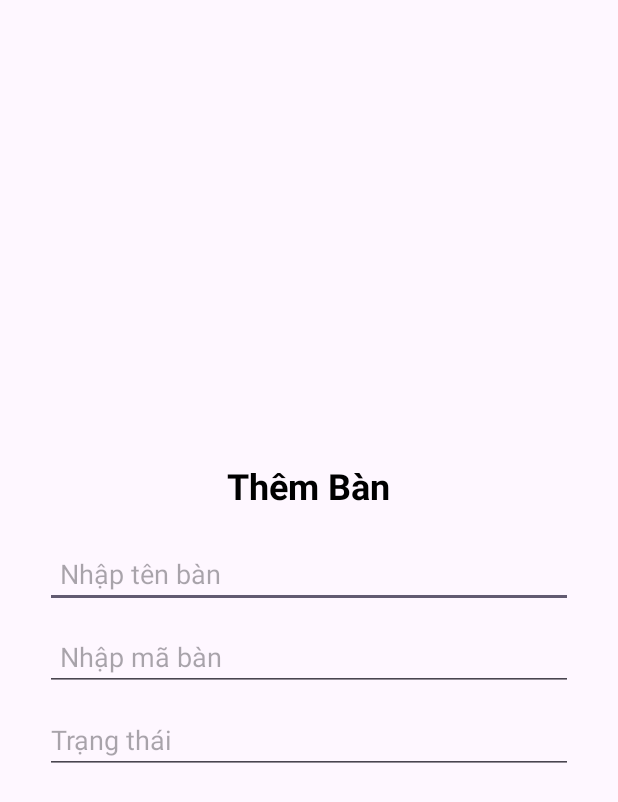
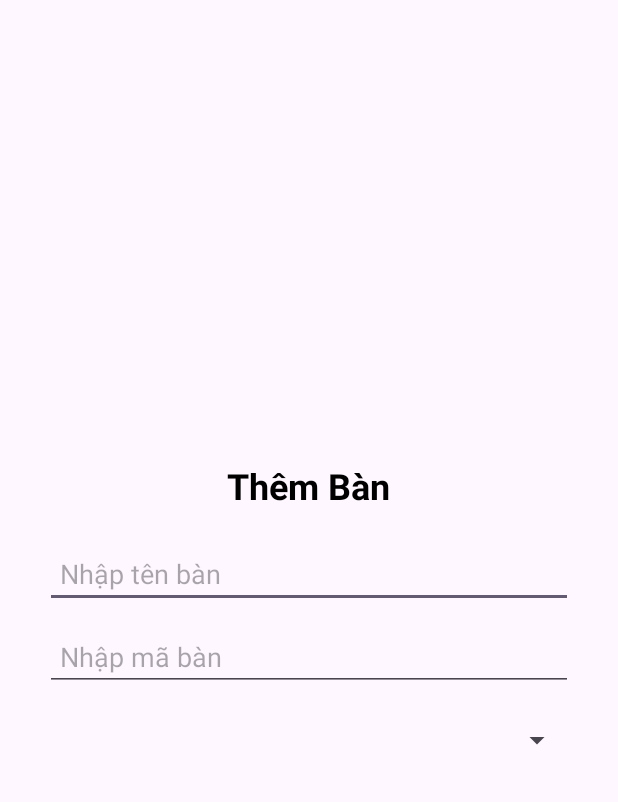
Before and after one commit to 2023thong/Doantotnghiep, an Android app: the layout dialog_themban.xml on its own in the app's theme, with its tools: preview values and no code run, on a phone screen of 412 x 824 dp. Shown: the top 802 px of the screen. Run offline under Robolectric (Android 15) with nearby library versions, the phone set to English and light mode, and no system bars.

Commit message:
Update dialog_themban.xml

```diff
--- a/app/src/main/res/layout/dialog_themban.xml
+++ b/app/src/main/res/layout/dialog_themban.xml
@@ -31,11 +31,11 @@
         android:layout_height="45dp"
         android:hint="Nhập mã bàn"/>
 
-    <EditText
+    <Spinner
         android:id="@+id/spnTrangthai"
         android:layout_width="match_parent"
+        android:layout_height="45dp"
         android:layout_marginTop="10dp"
-        android:hint="Trạng thái"
-        android:layout_height="45dp"/>
+        android:hint="Trạng thái" />
 
 </LinearLayout>
```
